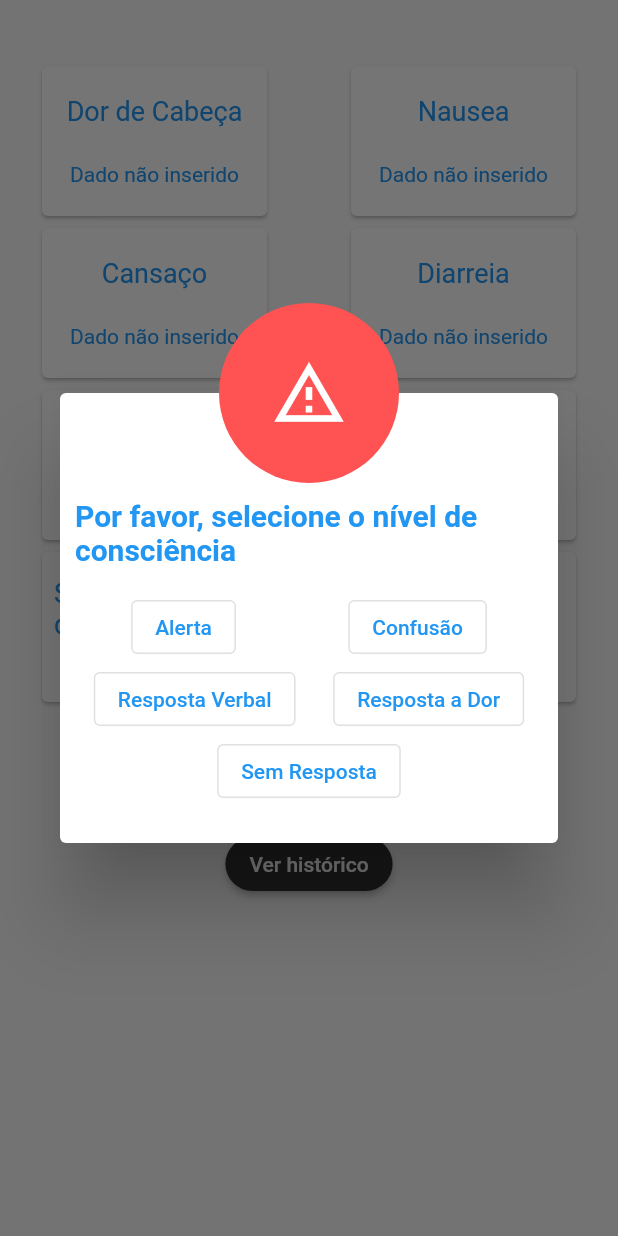
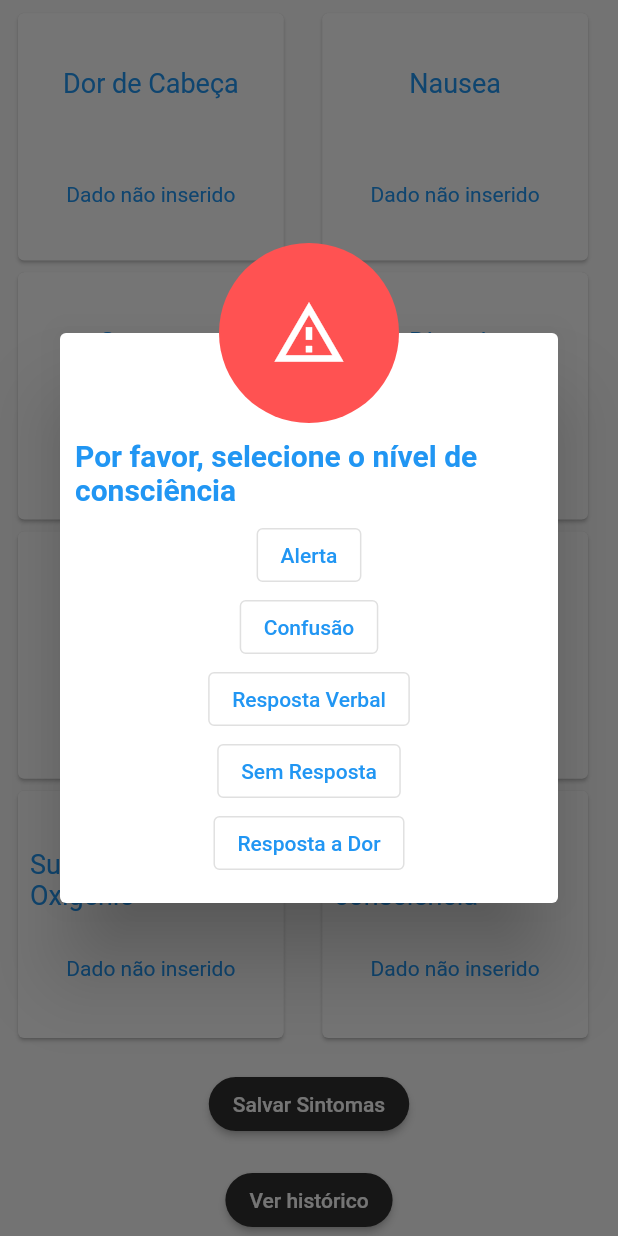
Before and after one commit to themaripool/ProjetoFinal-MarielaAndrade, a Flutter app: the PatientSymptoms screen opened directly, after a tap on "Estado de consciência", on a phone screen of 412 x 824 dp. Run offline on Flutter 3.47's test engine with Material 2 defaults, Android fonts, the phone set to English and light mode, and no system bars; our stand-ins replace flutter_form_builder, flutter_local_notifications, shared_preferences, syncfusion_flutter_charts, typed_data; missing offline and left inert: mqtt_client; accounts and stored records are empty.

Commit message:
[FIX] Tela medico device pequeno

```diff
--- a/lib/Screens/GeneralUseCase/Pages/Dashboard/GridListView.dart
+++ b/lib/Screens/GeneralUseCase/Pages/Dashboard/GridListView.dart
@@ -35,7 +35,7 @@ class _GridListViewState extends State<GridListView> {
               crossAxisCount: 2,
               crossAxisSpacing: 20,
               mainAxisSpacing: 10,
-              childAspectRatio: (140 / 160),
+              childAspectRatio: ((MediaQuery.of(context).size.width * 0.45) / (MediaQuery.of(context).size.height * 0.4)),
               children: List.generate(model.bySector[model.selectedSector].length, (index) {
                // var bedId = model.bedIds;
                 return GestureDetector(
--- a/lib/Screens/InpatientUseCase/Components/alerts/ConscienceAlert.dart
+++ b/lib/Screens/InpatientUseCase/Components/alerts/ConscienceAlert.dart
@@ -15,17 +15,14 @@ class ConscienceAlert extends StatelessWidget {
         alignment: Alignment.topCenter,
         children: [
           Container(
-            height: 300,
+            height: 380,
             child: Padding(
               padding: const EdgeInsets.fromLTRB(10, 70, 10, 10),
               child: Column(
                 children: [
                   Text("Por favor, selecione o nível de consciência", style: TextStyle(fontWeight: FontWeight.bold, fontSize: 20, color: Theme.of(context).primaryColor),),
-                  SizedBox(height: 16,),
-                  Row(
-                    mainAxisAlignment: MainAxisAlignment.spaceAround,
-                    children: [
-                      OutlinedButton(onPressed: () {
+                  SizedBox(height: 8,),
+                  OutlinedButton(onPressed: () {
                         text = 'Alerta';
                         viewModel.setConscienceLevel(context, text);
                         Navigator.of(context).pop();
@@ -35,33 +32,21 @@ class ConscienceAlert extends StatelessWidget {
                         viewModel.setConscienceLevel(context, text);
                         Navigator.of(context).pop();
                       },child: const Text('Confusão'),),
-                    ],
-                  ),
-                  Row(
-                    mainAxisAlignment: MainAxisAlignment.spaceAround,
-                    children: [
-                      OutlinedButton(onPressed: () {
+                       OutlinedButton(onPressed: () {
                         text = 'Resposta Verbal';
                         viewModel.setConscienceLevel(context, text);
                         Navigator.of(context).pop();
                       },child: const Text('Resposta Verbal'),),
                       OutlinedButton(onPressed: () {
+                        text = 'Sem Resposta';
+                        viewModel.setConscienceLevel(context, text);
+                        Navigator.of(context).pop();
+                      },child: const Text('Sem Resposta'),),
+                       OutlinedButton(onPressed: () {
                         text = 'Resposta a Dor';
                         viewModel.setConscienceLevel(context, text);
                         Navigator.of(context).pop();
                       },child: const Text('Resposta a Dor'),),
-                    ],
-                  ),
-                  Row(
-                    mainAxisAlignment: MainAxisAlignment.spaceAround,
-                    children: [
-                      OutlinedButton(onPressed: () {
-                        text = 'Sem Resposta';
-                        viewModel.setConscienceLevel(context, text);
-                        Navigator.of(context).pop();
-                      },child: const Text('Sem Resposta'),),
-                    ],
-                  ),
                 ],
               ),
             ),
--- a/lib/Screens/InpatientUseCase/Components/alerts/OXAlert.dart
+++ b/lib/Screens/InpatientUseCase/Components/alerts/OXAlert.dart
@@ -18,13 +18,13 @@ class OXAlert extends StatelessWidget {
         alignment: Alignment.topCenter,
         children: [
           Container(
-            height: 250,
+            height: 255,
             child: Padding(
               padding: const EdgeInsets.fromLTRB(10, 70, 10, 10),
               child: Column(
                 children: [
                   Text("Por favor, indique a suplementação de oxigênio", style: TextStyle(fontWeight: FontWeight.bold, fontSize: 20, color: Theme.of(context).primaryColor),),
-                  SizedBox(height: 16,),
+                  SizedBox(height: 8,),
                   Row(
                     mainAxisAlignment: MainAxisAlignment.spaceEvenly,
                     children: [
--- a/lib/Screens/InpatientUseCase/Components/alerts/OtherAlert.dart
+++ b/lib/Screens/InpatientUseCase/Components/alerts/OtherAlert.dart
@@ -15,7 +15,7 @@ class OtherAlert extends StatelessWidget {
         alignment: Alignment.topCenter,
         children: [
           Container(
-            height: 250,
+            height: 260,
             child: Padding(
               padding: const EdgeInsets.fromLTRB(10, 70, 10, 10),
               child: Column(
@@ -28,7 +28,7 @@ class OtherAlert extends StatelessWidget {
                     decoration: const InputDecoration(
                         border: OutlineInputBorder(), hintText: 'ex: tontura'),
                   ),
-                  SizedBox(height: 16,),
+                  SizedBox(height: 8,),
                   RaisedButton(onPressed: () {
                     viewModel.setOther(context, controller.text);
                     Navigator.of(context).pop();
--- a/lib/Screens/InpatientUseCase/Pages/InpatientSymptoms.dart
+++ b/lib/Screens/InpatientUseCase/Pages/InpatientSymptoms.dart
@@ -7,9 +7,7 @@
 import 'package:flutter/cupertino.dart';
 import 'package:flutter/material.dart';
 import 'package:projeto_final_1/Data/Data.dart';
-import 'package:projeto_final_1/Models/SymptomsModel.dart';
 import 'package:projeto_final_1/Screens/GeneralUseCase/GeneralUseCase.dart';
-import 'package:projeto_final_1/Screens/GeneralUseCase/config.dart';
 import 'package:projeto_final_1/WebAppFiles/mqttManagerWeb.dart';
 import '../InpatientUseCase.dart';
 
@@ -50,7 +48,7 @@ class _PatientSymptomsState extends State<PatientSymptoms> {
         body: SingleChildScrollView(
           reverse: true,
           child: Padding(
-            padding: const EdgeInsets.all(8.0),
+            padding: const EdgeInsets.only(top: 8.0),
             child: Column(
               children: [
                 Padding(
@@ -62,7 +60,8 @@ class _PatientSymptomsState extends State<PatientSymptoms> {
                   padding: const EdgeInsets.only(top: 16),
                   child: CupertinoButton(
                     color: CupertinoColors.systemGrey,
-                    onPressed: () => {viewModel.saveSymptomsData(context, numberBed)},
+                    onPressed: () =>
+                        {viewModel.saveSymptomsData(context, numberBed)},
                     child: Text("Salvar Sintomas"),
                   ),
                 ),
@@ -94,22 +93,19 @@ class _PatientSymptomsState extends State<PatientSymptoms> {
           body: SingleChildScrollView(
             reverse: true,
             child: Padding(
-            padding: const EdgeInsets.all(8.0),
+              padding: const EdgeInsets.only(top: 8.0),
               child: Column(
                 children: [
-                Padding(
-                  padding: const EdgeInsets.all(16),
-                  child: Container(),
-                ),
                   PageBody(),
                   Padding(
                     padding: const EdgeInsets.only(top: 16),
                     child: ElevatedButton(
-                    onPressed: () => {viewModel.saveSymptomsData(context, numberBed)},
+                      onPressed: () =>
+                          {viewModel.saveSymptomsData(context, numberBed)},
                       child: Text("Salvar Sintomas"),
                       style: ButtonStyle(
-                        backgroundColor:
-                            MaterialStateProperty.all<Color>(Colors.grey[850]),
+                          backgroundColor: MaterialStateProperty.all<Color>(
+                              Colors.grey[850]),
                           shape:
                               MaterialStateProperty.all<RoundedRectangleBorder>(
                                   RoundedRectangleBorder(
@@ -131,8 +127,8 @@ class _PatientSymptomsState extends State<PatientSymptoms> {
                       },
                       child: Text("Ver histórico"),
                       style: ButtonStyle(
-                        backgroundColor:
-                            MaterialStateProperty.all<Color>(Colors.grey[850]),
+                          backgroundColor: MaterialStateProperty.all<Color>(
+                              Colors.grey[850]),
                           shape:
                               MaterialStateProperty.all<RoundedRectangleBorder>(
                                   RoundedRectangleBorder(
@@ -143,8 +139,7 @@ class _PatientSymptomsState extends State<PatientSymptoms> {
                 ],
               ),
             ),
-        ),
-      );
+          ));
     }
 
     /* SINTOMAS WEB */
@@ -358,7 +353,7 @@ class PageBody extends StatelessWidget {
     return Row(
       children: [
         Padding(
-          padding: const EdgeInsets.only(left: 16),
+          padding: const EdgeInsets.only(left: 8),
           child:
               Column(crossAxisAlignment: CrossAxisAlignment.start, children: [
             /* Dor de Cabeça */
@@ -375,8 +370,8 @@ class PageBody extends StatelessWidget {
                   );
                 },
                 child: SizedBox(
-                    width: 150,
-                    height: 100,
+                    width: MediaQuery.of(context).size.width * 0.43, //150
+                    height: MediaQuery.of(context).size.height * 0.2, //100
                     child: Padding(
                       padding: const EdgeInsets.all(8.0),
                       child: Column(
@@ -420,8 +415,8 @@ class PageBody extends StatelessWidget {
                   );
                 },
                 child: SizedBox(
-                    width: 150,
-                    height: 100,
+                    width: MediaQuery.of(context).size.width * 0.43, //150
+                    height: MediaQuery.of(context).size.height * 0.2, //100
                     child: Padding(
                       padding: const EdgeInsets.all(8.0),
                       child: Column(
@@ -465,8 +460,8 @@ class PageBody extends StatelessWidget {
                   );
                 },
                 child: SizedBox(
-                    width: 150,
-                    height: 100,
+                    width: MediaQuery.of(context).size.width * 0.43, //150
+                    height: MediaQuery.of(context).size.height * 0.2, //100
                     child: Padding(
                       padding: const EdgeInsets.all(8.0),
                       child: Column(
@@ -507,8 +502,8 @@ class PageBody extends StatelessWidget {
                   );
                 },
                 child: SizedBox(
-                    width: 150,
-                    height: 100,
+                    width: MediaQuery.of(context).size.width * 0.43, //150
+                    height: MediaQuery.of(context).size.height * 0.2, //100
                     child: Padding(
                       padding: const EdgeInsets.all(8.0),
                       child: Column(
@@ -560,8 +555,8 @@ class PageBody extends StatelessWidget {
                   );
                 },
                 child: SizedBox(
-                    width: 150,
-                    height: 100,
+                    width: MediaQuery.of(context).size.width * 0.43, //150
+                    height: MediaQuery.of(context).size.height * 0.2, //100
                     child: Padding(
                       padding: const EdgeInsets.all(8.0),
                       child: Column(
@@ -605,8 +600,8 @@ class PageBody extends StatelessWidget {
                   );
                 },
                 child: SizedBox(
-                    width: 150,
-                    height: 100,
+                    width: MediaQuery.of(context).size.width * 0.43, //150
+                    height: MediaQuery.of(context).size.height * 0.2, //100
                     child: Padding(
                       padding: const EdgeInsets.all(8.0),
                       child: Column(
@@ -650,8 +645,8 @@ class PageBody extends StatelessWidget {
                   );
                 },
                 child: SizedBox(
-                    width: 150,
-                    height: 100,
+                    width: MediaQuery.of(context).size.width * 0.43, //150
+                    height: MediaQuery.of(context).size.height * 0.2, //100
                     child: Padding(
                       padding: const EdgeInsets.all(8.0),
                       child: Column(
@@ -692,8 +687,8 @@ class PageBody extends StatelessWidget {
                   );
                 },
                 child: SizedBox(
-                    width: 150,
-                    height: 100,
+                    width: MediaQuery.of(context).size.width * 0.43, //150
+                    height: MediaQuery.of(context).size.height * 0.2, //100
                     child: Padding(
                       padding: const EdgeInsets.all(8.0),
                       child: Column(
```
Also changed, not shown: lib/Screens/MedicalTeamUseCase/Components/BedComponentList.dart (+46 -39 lines). Lines whose indentation alone changed are shown as unchanged.
